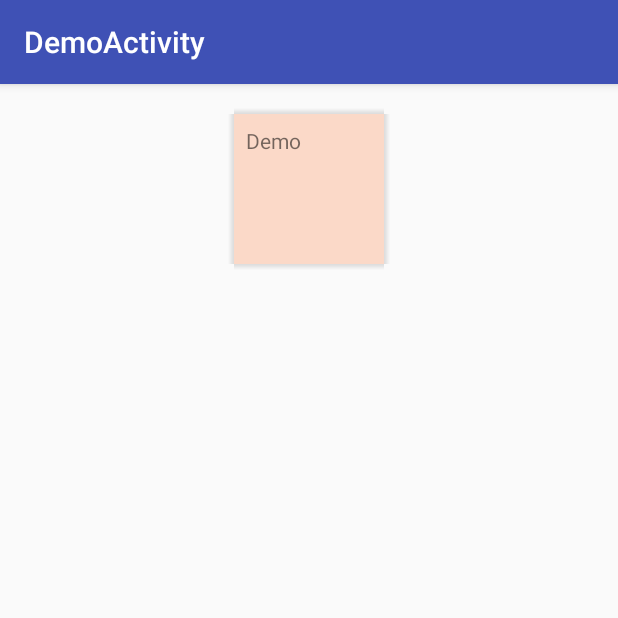
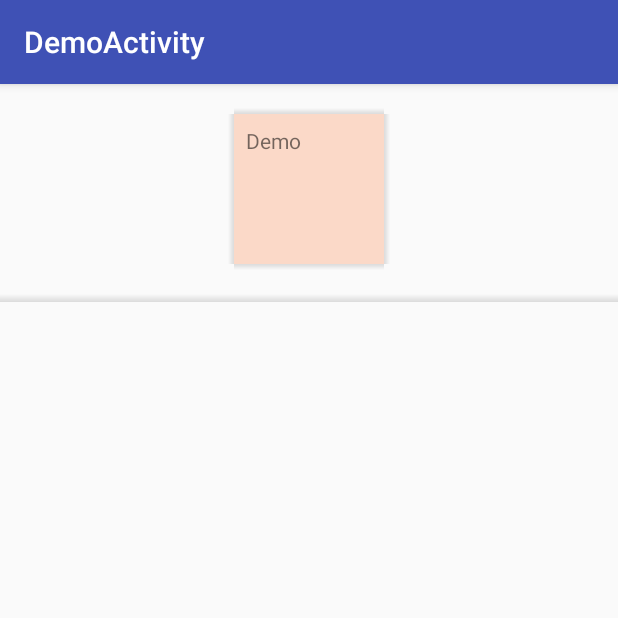
Before and after one commit to jcraane/androidi, an Android app: the screen it shows after launch (DemoActivity), on a phone screen of 412 x 824 dp, the top half of it. Run offline under Robolectric (Android 15) with nearby library versions, the phone set to English and light mode, and no system bars.

Commit message:
Added simple top shadow view.

```diff
--- a/demo/src/main/res/layout/activity_demo.xml
+++ b/demo/src/main/res/layout/activity_demo.xml
@@ -35,4 +35,9 @@
             android:layout_height="wrap_content"
             android:text="Demo"/>
     </nl.capaxit.androidilib.ui.shadow.ShadowWrapperFrameLayout>
+
+    <nl.capaxit.androidilib.ui.shadow.TopShadowView
+        android:layout_marginTop="20dp"
+        android:layout_width="match_parent"
+        android:layout_height="5dp"/>
 </LinearLayout>
--- /dev/null
+++ b/lib/src/main/java/nl/capaxit/androidilib/compat/ViewCompatExtended.java
@@ -0,0 +1,20 @@
+package nl.capaxit.androidilib.compat;
+
+import android.annotation.TargetApi;
+import android.graphics.drawable.Drawable;
+import android.os.Build;
+import android.view.View;
+
+/**
+ * Created by jamiecraane on 21/01/15.
+ */
+public class ViewCompatExtended {
+    @TargetApi(Build.VERSION_CODES.JELLY_BEAN)
+    public static void setBackground(final View view, final Drawable background) {
+        if (android.os.Build.VERSION.SDK_INT < android.os.Build.VERSION_CODES.JELLY_BEAN) {
+            view.setBackgroundDrawable(background);
+        } else {
+            view.setBackground(background);
+        }
+    }
+}
--- /dev/null
+++ b/lib/src/main/java/nl/capaxit/androidilib/ui/shadow/TopShadowView.java
@@ -0,0 +1,25 @@
+package nl.capaxit.androidilib.ui.shadow;
+
+import android.content.Context;
+import android.support.v4.content.ContextCompat;
+import android.util.AttributeSet;
+import android.view.View;
+
+import nl.capaxit.androidilib.R;
+import nl.capaxit.androidilib.compat.ViewCompatExtended;
+
+/**
+ * Simple view which only displays a simple top-shadow.
+ *
+ * Created by jamiecraane on 11/11/2016.
+ */
+public class TopShadowView extends View {
+    public TopShadowView(final Context context) {
+        this(context, null);
+    }
+
+    public TopShadowView(final Context context, final AttributeSet attrs) {
+        super(context, attrs);
+        ViewCompatExtended.setBackground(this, ContextCompat.getDrawable(context, R.drawable.shadow_top));
+    }
+}
```
Also changed, not shown: lib/src/main/java/nl/capaxit/androidilib/ui/shadow/ShadowWrapperFrameLayout.java (+24 -0 lines).
